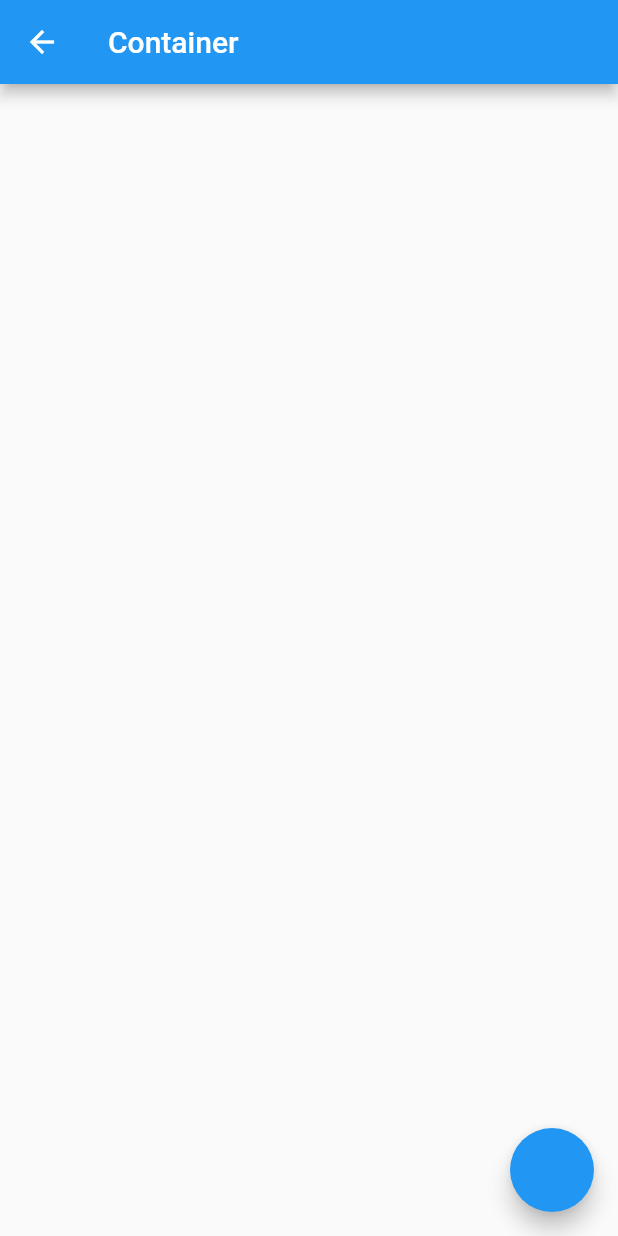
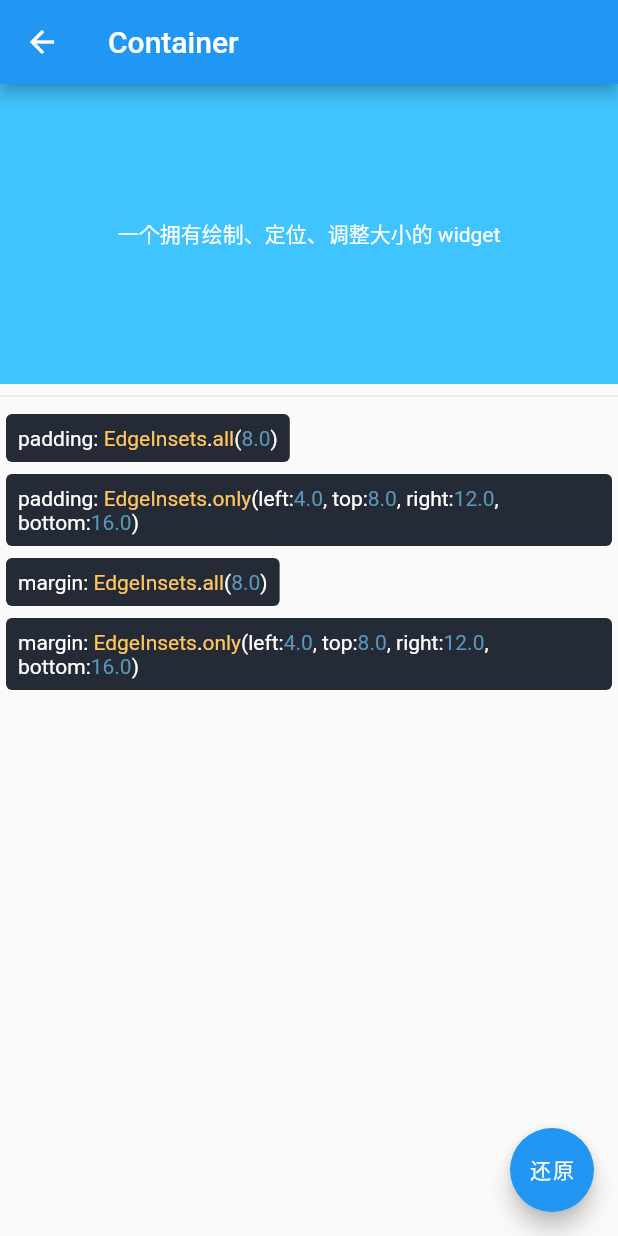
Before and after one commit to lvandroid/flutter_train, a Flutter app: the screen it shows after launch, after a tap on "Container", on a phone screen of 412 x 824 dp. Run offline on Flutter 3.47's test engine with Material 2 defaults, Android fonts, the phone set to English and light mode, and no system bars; drawn by our look-alikes of oktoast.

Commit message:
[master] 控件属性交互设计

```diff
--- /dev/null
+++ b/lib/assetsConstants/myColors.dart
@@ -0,0 +1,8 @@
+import 'package:flutter/material.dart';
+
+class MyColors {
+  static const Color code_bg = Color(0xFF252B36);
+  static const Color code_pink = Color(0xFF9876AA);
+  static const Color code_yellow = Color(0xFFFFC65E);
+  static const Color code_blue = Color(0xFF5A97BB);
+}
--- /dev/null
+++ b/lib/assetsConstants/my_style.dart
@@ -0,0 +1,10 @@
+import 'package:flutter/material.dart';
+import 'myColors.dart';
+
+class MyStyle {
+  static const TextStyle codePinkStyle = TextStyle(color: MyColors.code_pink);
+  static const TextStyle codeYellowStyle =
+      TextStyle(color: MyColors.code_yellow);
+  static const TextStyle codeWhiteStyle = TextStyle(color: Colors.white);
+  static const TextStyle codeBlueStyle = TextStyle(color: MyColors.code_blue);
+}
--- /dev/null
+++ b/lib/assetsConstants/widget_code_block.dart
@@ -0,0 +1,150 @@
+import 'package:flutter/material.dart';
+import 'package:flutter_train/assetsConstants/myColors.dart';
+import 'package:flutter_train/assetsConstants/my_style.dart';
+import 'package:flutter_train/constants/widget_key_constants.dart';
+
+class WidgetCodeBlock {
+  static const TextSpan _DOT =
+      TextSpan(text: '.', style: MyStyle.codeWhiteStyle);
+  static const TextSpan _LEFT_PARENTHESES =
+      TextSpan(text: '(', style: MyStyle.codeWhiteStyle);
+  static const TextSpan _RIGHT_PARENTHESES =
+      TextSpan(text: ')', style: MyStyle.codeWhiteStyle);
+  static const TextSpan TEXT_SPAN_EDGE_INSETS = TextSpan(
+    text: ' EdgeInsets',
+    style: MyStyle.codeYellowStyle,
+    children: <TextSpan>[
+      _DOT,
+    ],
+  );
+  static const TextSpan _TEXT_SPAN_8 = TextSpan(
+    text: '8.0',
+    style: MyStyle.codeBlueStyle,
+  );
+
+  static const TextSpan _LEFT = TextSpan(
+    text: 'left:',
+    style: MyStyle.codeWhiteStyle,
+  );
+
+  static const TextSpan _TOP = TextSpan(
+    text: ', top:',
+    style: MyStyle.codeWhiteStyle,
+  );
+  static const TextSpan _RIGHT = TextSpan(
+    text: ', right:',
+    style: MyStyle.codeWhiteStyle,
+  );
+  static const TextSpan _BOTTOM = TextSpan(
+    text: ', bottom:',
+    style: MyStyle.codeWhiteStyle,
+  );
+  static const TextSpan _TEXT_SPAN_LTRB_4_8_12_16 = TextSpan(
+    children: <TextSpan>[
+      _LEFT,
+      TextSpan(text: '4.0', style: MyStyle.codeBlueStyle),
+      _TOP,
+      TextSpan(text: '8.0', style: MyStyle.codeBlueStyle),
+      _RIGHT,
+      TextSpan(text: '12.0', style: MyStyle.codeBlueStyle),
+      _BOTTOM,
+      TextSpan(text: '16.0', style: MyStyle.codeBlueStyle),
+    ],
+  );
+
+  //代码语句 padding: EdgeInsets.all(8.0)
+  static const TextSpan TEXT_SPAN_PADDING_ALL = TextSpan(
+    text: PADDING,
+    style: MyStyle.codeWhiteStyle,
+    children: <TextSpan>[
+      TEXT_SPAN_EDGE_INSETS,
+      TextSpan(text: 'all', style: MyStyle.codeYellowStyle),
+      _LEFT_PARENTHESES,
+      _TEXT_SPAN_8,
+      _RIGHT_PARENTHESES,
+    ],
+  );
+
+  //代码语句 margin: EdgeInsets.all(8.0)
+  static const TextSpan TEXT_SPAN_MARGIN_ALL = TextSpan(
+    text: MARGIN,
+    style: MyStyle.codeWhiteStyle,
+    children: <TextSpan>[
+      TEXT_SPAN_EDGE_INSETS,
+      TextSpan(text: 'all', style: MyStyle.codeYellowStyle),
+      _LEFT_PARENTHESES,
+      _TEXT_SPAN_8,
+      _RIGHT_PARENTHESES,
+    ],
+  );
+
+  //代码语句 padding: EdgeInsets.only(left:4.0,top:8.0,right:12.0,bottom:16.0)
+  static const TextSpan TEXT_SPAN_PADDING_ONLY = TextSpan(
+    text: PADDING,
+    style: MyStyle.codeWhiteStyle,
+    children: <TextSpan>[
+      TEXT_SPAN_EDGE_INSETS,
+      TextSpan(text: 'only', style: MyStyle.codeYellowStyle),
+      _LEFT_PARENTHESES,
+      _TEXT_SPAN_LTRB_4_8_12_16,
+      _RIGHT_PARENTHESES,
+    ],
+  );
+
+  //代码语句 margin: EdgeInsets.only(left:4.0,top:8.0,right:12.0,bottom:16.0)
+  static const TextSpan TEXT_SPAN_MARGIN_ONLY = TextSpan(
+    text: MARGIN,
+    style: MyStyle.codeWhiteStyle,
+    children: <TextSpan>[
+      TEXT_SPAN_EDGE_INSETS,
+      TextSpan(text: 'only', style: MyStyle.codeYellowStyle),
+      _LEFT_PARENTHESES,
+      _TEXT_SPAN_LTRB_4_8_12_16,
+      _RIGHT_PARENTHESES,
+    ],
+  );
+
+  //paddingOnly的代码模块
+  static final Container BLOCK_PADDING_ONLY = Container(
+    decoration: BoxDecoration(
+        borderRadius: BorderRadius.circular(4.0), color: MyColors.code_bg),
+    padding: EdgeInsets.all(8.0),
+    margin: EdgeInsets.all(4.0),
+    child: RichText(
+      text: TEXT_SPAN_PADDING_ONLY,
+    ),
+  );
+
+  //PaddingAll的代码模块
+  static final Container BLOCK_PADDING_ALL = Container(
+    decoration: BoxDecoration(
+        borderRadius: BorderRadius.circular(4.0), color: MyColors.code_bg),
+    padding: EdgeInsets.all(8.0),
+    margin: EdgeInsets.all(4.0),
+    child: RichText(
+      text: TEXT_SPAN_PADDING_ALL,
+    ),
+  );
+
+  //MarginAll的代码模块
+  static final Container BLOCK_MARGIN_ONLY = Container(
+    decoration: BoxDecoration(
+        borderRadius: BorderRadius.circular(4.0), color: MyColors.code_bg),
+    padding: EdgeInsets.all(8.0),
+    margin: EdgeInsets.all(4.0),
+    child: RichText(
+      text: TEXT_SPAN_MARGIN_ONLY,
+    ),
+  );
+
+  //MarginAll的代码模块
+  static final Container BLOCK_MARGIN_ALL = Container(
+    decoration: BoxDecoration(
+        borderRadius: BorderRadius.circular(4.0), color: MyColors.code_bg),
+    padding: EdgeInsets.all(8.0),
+    margin: EdgeInsets.all(4.0),
+    child: RichText(
+      text: TEXT_SPAN_MARGIN_ALL,
+    ),
+  );
+}
--- a/lib/constants/widget_key_constants.dart
+++ b/lib/constants/widget_key_constants.dart
@@ -1,5 +1,17 @@
 const String CONTAINER = 'Container';
 const String CONTAINER_TIP = '一个拥有绘制、定位、调整大小的 widget';
+
+const String ALIGNMENT = 'alignment:';
+const String PADDING = 'padding:';
+const String MARGIN = 'margin:';
+const String COLOR = 'color:';
+const String DECORATION = 'decoration:';
+const String FOREGROUND_DECORATION = 'foregroundDecoration:';
+const String WIDTH = 'width:';
+const String HEIGHT = 'height:';
+const String CONSTRAINTS = 'constraints:';
+const String TRANSFORM = 'transform:';
+
 const WIDGETS_MAP = {
   CONTAINER: CONTAINER_TIP,
 };
--- a/lib/main.dart
+++ b/lib/main.dart
@@ -1,10 +1,13 @@
 import 'dart:io';
 
 import 'package:flutter/material.dart';
+import 'package:flutter/rendering.dart';
 import 'package:flutter/services.dart';
 import 'package:flutter_train/ui/home_page.dart';
+import 'package:oktoast/oktoast.dart';
 
 void main() {
+//  debugPaintSizeEnabled = true;
   runApp(MyApp());
   if (Platform.isAndroid) {
     SystemUiOverlayStyle style = SystemUiOverlayStyle(
@@ -22,7 +25,8 @@ class MyApp extends StatelessWidget {
   // This widget is the root of your application.
   @override
   Widget build(BuildContext context) {
-    return MaterialApp(
+    return OKToast(
+      child: MaterialApp(
         title: 'Flutter Demo',
         theme: ThemeData(
           // This is the theme of your application.
@@ -38,6 +42,7 @@ class MyApp extends StatelessWidget {
         ),
         home: HomePage(title: 'Flutter Training'),
         debugShowCheckedModeBanner: false,
+      ),
     );
   }
 }
--- /dev/null
+++ b/lib/widgets/base/app_bar_page.dart
@@ -0,0 +1,81 @@
+import 'package:flutter/cupertino.dart';
+import 'package:flutter/material.dart';
+
+class AppBarPage extends StatefulWidget {
+  @override
+  State<StatefulWidget> createState() {
+    return _AppBarPageState();
+  }
+}
+
+class _AppBarPageState extends State<AppBarPage> {
+  Widget _leading;
+  bool _automaticallyImplyLeading = true;
+  Text _title = Text('AppBar');
+  List<Widget> _actions;
+  Widget _flexibleSpace;
+  PreferredSizeWidget _bottom;
+  double _elevation;
+  ShapeBorder _shape;
+  Color _backgroundColor = Colors.blue;
+  Brightness _brightness = Brightness.light;
+  IconThemeData _iconTheme;
+  IconThemeData _actionsIconTheme;
+  TextTheme _textTheme;
+  bool _primary = false;
+  bool _centerTitle;
+  double _titleSpacing = NavigationToolbar.kMiddleSpacing;
+  double _toolbarOpacity = 1.0;
+  double _bottomOpacity = 1.0;
+
+  AppBar _appBar;
+
+  void _initAppBar() {
+    _appBar = AppBar(
+      leading: _leading,
+      automaticallyImplyLeading: _automaticallyImplyLeading,
+      title: _title,
+      actions: _actions,
+      flexibleSpace: _flexibleSpace,
+      bottom: _bottom,
+      elevation: _elevation,
+      shape: _shape,
+      backgroundColor: _backgroundColor,
+      brightness: _brightness,
+      iconTheme: _iconTheme,
+      actionsIconTheme: _actionsIconTheme,
+      textTheme: _textTheme,
+      primary: _primary,
+      centerTitle: _centerTitle,
+      titleSpacing: _titleSpacing,
+      toolbarOpacity: _toolbarOpacity,
+      bottomOpacity: _bottomOpacity,
+    );
+  }
+
+  void _appbarDialog() async {
+    await showDialog(
+        context: context,
+        barrierDismissible: true,
+        builder: (BuildContext context) {
+          return AlertDialog(
+              contentPadding: EdgeInsets.all(8.0),
+              content: Scaffold(
+                  appBar: _appBar,
+                  body: Column(
+                    children: <Widget>[],
+                  )));
+        });
+  }
+
+  @override
+  void initState() {
+    super.initState();
+    _initAppBar();
+  }
+
+  @override
+  Widget build(BuildContext context) {
+    return null;
+  }
+}
--- a/lib/widgets/base/container_page.dart
+++ b/lib/widgets/base/container_page.dart
@@ -1,4 +1,9 @@
 import 'package:flutter/material.dart';
+import 'package:flutter_train/assetsConstants/myColors.dart';
+import 'package:flutter_train/assetsConstants/my_style.dart';
+import 'package:flutter_train/assetsConstants/widget_code_block.dart';
+import 'package:flutter_train/constants/widget_key_constants.dart';
+import 'package:oktoast/oktoast.dart';
 
 class ContainerPage extends StatefulWidget {
   String title;
@@ -11,54 +16,84 @@ class ContainerPage extends StatefulWidget {
 }
 
 class _ContainerPageState extends State<ContainerPage> {
-  Widget _leading;
-  bool _automaticallyImplyLeading = true;
-  Text _title = Text('AppBar');
-  List<Widget> _actions;
-  Widget _flexibleSpace;
-  PreferredSizeWidget _bottom;
-  double _elevation;
-  ShapeBorder _shape;
-  Color _backgroundColor = Colors.blue;
-  Brightness _brightness = Brightness.light;
-  IconThemeData _iconTheme;
-  IconThemeData _actionsIconTheme;
-  TextTheme _textTheme;
-  bool _primary = false;
-  bool _centerTitle;
-  double _titleSpacing = NavigationToolbar.kMiddleSpacing;
-  double _toolbarOpacity = 1.0;
-  double _bottomOpacity = 1.0;
+  AlignmentGeometry _alignment = Alignment.center;
 
-  AppBar _appBar;
+  EdgeInsets _padding;
+  double _decorationCircular = 0.0;
+  Color _decorationColor = Colors.orange;
+  Color _foregroundDecorationColor = Colors.transparent;
+  static double _constraintsWidth = 300.0;
+  static double _constraintsHeight = 200.0;
+  BoxConstraints _constraints = BoxConstraints.expand(
+      width: _constraintsWidth, height: _constraintsHeight);
+  EdgeInsets _margin;
+  static Matrix4 _transformX = Matrix4.rotationX(20.0);
+  static Matrix4 _transformY = Matrix4.rotationY(20.0);
+  static Matrix4 _transformZ = Matrix4.rotationZ(20.0);
+  static Matrix4 _transform = Matrix4.copy(_transformX);
+  Color _color = Colors.green;
+  double _width = 300.0;
+  double _height = 200.0;
+
+  Container _container;
+  Container _child;
+
+  final double _propertyNameWidth = 100.0;
+  final TextStyle _propertyNameStyle =
+      TextStyle(color: Colors.white, fontSize: 20.0);
+  final TextStyle codePinkStyle = TextStyle(color: MyColors.code_pink);
+  final TextStyle codeYellowStyle = TextStyle(color: MyColors.code_yellow);
+
+  void _init() {
+    _alignment = Alignment.center;
+    _padding = null;
+    _decorationCircular = 0.0;
+    _decorationColor = Colors.orange;
+    _foregroundDecorationColor = Colors.transparent;
+    _constraintsWidth = 300.0;
+    _constraintsHeight = 200.0;
+    _constraints = null;
+//        BoxConstraints.expand(
+//        width: _constraintsWidth, height: _constraintsHeight);
+    _margin = null;
+    _transformX = Matrix4.rotationX(20.0);
+    _transformY = Matrix4.rotationY(20.0);
+    _transformZ = Matrix4.rotationZ(20.0);
+    _transform = null;
+  }
+
+  Widget _initContainer() {
+    _child = Container(
+//      decoration: BoxDecoration(color: Colors.white),
+        color: Colors.lightBlueAccent,
+        child: Center(
+          child: Text(
+            CONTAINER_TIP,
+            style: MyStyle.codeWhiteStyle,
+          ),
+        ));
+    _container = Container(
+      alignment: _alignment,
+      padding: _padding,
+//      color: _color,
+      decoration: BoxDecoration(
+          color: _decorationColor,
+          borderRadius: BorderRadius.circular(_decorationCircular)),
+      foregroundDecoration: BoxDecoration(color: _foregroundDecorationColor),
+//      width: _width,
+      height: _height,
+      constraints: _constraints,
+      margin: _margin,
+      transform: _transform,
+      child: _child,
+    );
+  }
 
   @override
   void initState() {
     super.initState();
-    _initAppBar();
-  }
-
-  void _initAppBar() {
-    _appBar = AppBar(
-      leading: _leading,
-      automaticallyImplyLeading: _automaticallyImplyLeading,
-      title: _title,
-      actions: _actions,
-      flexibleSpace: _flexibleSpace,
-      bottom: _bottom,
-      elevation: _elevation,
-      shape: _shape,
-      backgroundColor: _backgroundColor,
-      brightness: _brightness,
-      iconTheme: _iconTheme,
-      actionsIconTheme: _actionsIconTheme,
-      textTheme: _textTheme,
-      primary: _primary,
-      centerTitle: _centerTitle,
-      titleSpacing: _titleSpacing,
-      toolbarOpacity: _toolbarOpacity,
-      bottomOpacity: _bottomOpacity,
-    );
+    _init();
+    _initContainer();
   }
 
   @override
@@ -67,31 +102,102 @@ class _ContainerPageState extends State<ContainerPage> {
       appBar: AppBar(
         title: Text(widget.title),
       ),
-      body: Center(),
-      floatingActionButton:
-          FloatingActionButton(onPressed: () => _appbarDialog()),
+      body: Column(
+        children: <Widget>[
+          Container(
+            decoration: BoxDecoration(color: Colors.green),
+            child: _container,
+          ),
+          Divider(),
+          Row(
+            children: <Widget>[
+              Container(
+                color: Colors.blueGrey,
+              ),
+            ],
+          ),
+          Container(
+//              decoration: BoxDecoration(color: MyColors.code_bg),
+//              padding: EdgeInsets.all(8.0),
+            child: ListView(
+              shrinkWrap: true,
+              children: _properties(),
+            ),
+//          _container,
+          ),
+        ],
+      ),
+      floatingActionButton: FloatingActionButton(
+        onPressed: () {
+          setState(() {
+            _init();
+            _initContainer();
+          });
+        },
+        child: Text(
+          '还原',
+          style: MyStyle.codeWhiteStyle,
+        ),
+      ),
     );
   }
 
-  void _appbarDialog() async {
-    await showDialog(
-        context: context,
-        barrierDismissible: true,
-        builder: (BuildContext context) {
-//          return SimpleDialog(
-//            title: Text('AppBar'),
-//            children: <Widget>[
-//              SimpleDialogOption(child: const Text('取消'),),
-//              SimpleDialogOption(child: const Text('确定'),),
-//            ],
-//          );
-          return AlertDialog(
-              contentPadding: EdgeInsets.all(8.0),
-              content: Scaffold(
-                  appBar: _appBar,
-                  body: Column(
-                    children: <Widget>[],
-                  )));
-        });
+//  void _showDialog() async {
+//    await showDialog(
+//      context: context,
+//      barrierDismissible: true,
+//      builder: (BuildContext context) {
+//        return AlertDialog(
+//          contentPadding: EdgeInsets.all(4.0),
+//          content: _initContainer(),
+//        );
+//      },
+//    );
+//  }
+
+  List<Widget> _properties() {
+    return <Widget>[
+      Column(
+        crossAxisAlignment: CrossAxisAlignment.start,
+        children: <Widget>[
+          GestureDetector(
+            onTap: () {
+              setState(() {
+                _padding = EdgeInsets.all(8.0);
+                _initContainer();
+              });
+            },
+            child: WidgetCodeBlock.BLOCK_PADDING_ALL,
+          ),
+          GestureDetector(
+            onTap: () {
+              setState(() {
+                _padding = EdgeInsets.fromLTRB(4.0, 8.0, 12.0, 16.0);
+                _initContainer();
+              });
+            },
+            child: WidgetCodeBlock.BLOCK_PADDING_ONLY,
+          ),
+          GestureDetector(
+            onTap: () {
+              setState(() {
+                _margin = EdgeInsets.all(8.0);
+                _initContainer();
+              });
+            },
+            child: WidgetCodeBlock.BLOCK_MARGIN_ALL,
+          ),
+          GestureDetector(
+            onTap: () {
+              setState(() {
+                _margin = EdgeInsets.fromLTRB(4.0, 8.0, 12.0, 16.0);
+                _initContainer();
+              });
+            },
+            child: WidgetCodeBlock.BLOCK_MARGIN_ONLY,
+          )
+        ],
+      ),
+    ];
   }
 }
--- a/pubspec.yaml
+++ b/pubspec.yaml
@@ -24,6 +24,7 @@ dependencies:
   # The following adds the Cupertino Icons font to your application.
   # Use with the CupertinoIcons class for iOS style icons.
   cupertino_icons: ^0.1.2
+  oktoast: ^2.2.0
 
 dev_dependencies:
   flutter_test:
```
Also changed, not shown: pubspec.lock. Lines whose indentation alone changed are shown as unchanged.
